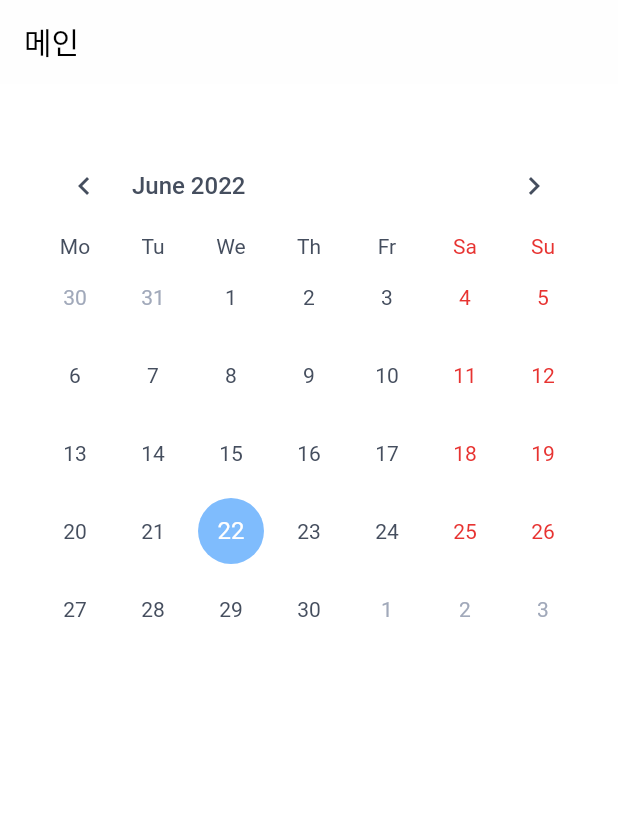
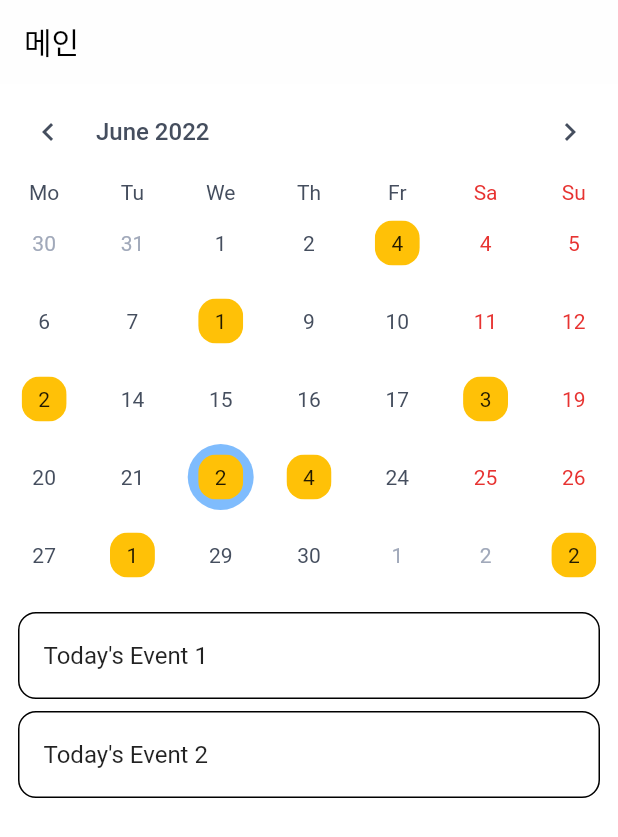
Before and after one commit to junddao/my_workout_diary_app, a Flutter app: the PageMainView screen opened directly, on a phone screen of 412 x 824 dp. Shown: the top 837 px of the screen. Run offline on Flutter 3.47's test engine with Material 2 defaults, Android fonts, the phone set to English and light mode, and no system bars; drawn by our look-alikes of table_calendar; our stand-ins replace cached_network_image, carousel_slider, circular_countdown_timer, device_info_plus, dio, dots_indicator and 10 more; missing offline and left inert: audio_session, enum_to_string, kakao_flutter_sdk; accounts and stored records are empty.

Commit message:
Upt. 더미데이터 추가하여 테스트

```diff
--- a/lib/global/components/ds_calendar.dart
+++ b/lib/global/components/ds_calendar.dart
@@ -1,3 +1,4 @@
+import 'dart:collection';
 import 'dart:io';
 
 import 'package:intl/intl.dart';
@@ -5,100 +6,25 @@
 import 'package:table_calendar/table_calendar.dart';
 import 'package:flutter/material.dart';
 
-class DSCalendar extends StatelessWidget {
-  DSCalendar({
-    Key? key,
-    required this.onDaySelected,
-    this.initialDays,
-    this.singleSelect = true,
-    this.calendarFormat = CalendarFormat.month,
-  }) : _widget = _DSCalendar(
-          onDaySelected: onDaySelected,
-          selectedDays: ValueNotifier<List<DateTime>>(initialDays ?? []),
-          singleSelect: singleSelect,
-          calendarFormat: calendarFormat,
-        );
-
-  late void Function(List<DateTime> selected) onDaySelected;
-  late void Function(List<DateTime> selected) onSelected;
-  List<DateTime>? initialDays;
-  final bool singleSelect;
-  CalendarFormat calendarFormat = CalendarFormat.month;
-  late Widget _widget;
-  @override
-  Widget build(BuildContext context) {
-    return _widget;
-  }
-}
-
-class _DSCalendar extends StatelessWidget {
-  _DSCalendar({
-    Key? key,
-    required this.onDaySelected,
-    required this.selectedDays,
-    this.singleSelect = true,
-    this.calendarFormat = CalendarFormat.month,
-  }) : super(key: key);
-
-  final bool singleSelect;
-  CalendarFormat calendarFormat;
-  final void Function(List<DateTime> selectedDay) onDaySelected;
-  DateTime _focusedDay = DateTime.now();
-  late ValueNotifier<List<DateTime>> selectedDays;
-  @override
-  Widget build(BuildContext context) {
-    return Container(
-      margin: const EdgeInsets.all(16.0),
-      padding: const EdgeInsets.symmetric(horizontal: 8.0, vertical: 20.0),
-      color: Colors.transparent,
-      child: ValueListenableBuilder<List<DateTime>?>(
-        valueListenable: selectedDays,
-        builder: (context, value, child) {
-          return _defaultTableCalendar(
-              value: value, calendarFormat: calendarFormat, focusedDay: _focusedDay, onDaySelected: _onDaySelected);
-        },
-      ),
-    );
-  }
-
-  void _onDaySelected(DateTime selectedDay, DateTime focusedDay) {
-    _focusedDay = selectedDay;
-    if (singleSelect) {
-      selectedDays.value.clear();
-      selectedDays.value.add(selectedDay);
-    } else {
-      if (selectedDays.value.contains(selectedDay)) {
-        selectedDays.value.remove(selectedDay);
-      } else {
-        selectedDays.value.add(selectedDay);
-      }
-    }
-
-    selectedDays.notifyListeners();
-    onDaySelected.call(selectedDays.value);
-  }
-}
-
-TableCalendar _defaultTableCalendar(
-    {required List<DateTime>? value,
-    required void Function(DateTime, DateTime)? onDaySelected,
-    required DateTime focusedDay,
-    required CalendarFormat calendarFormat}) {
-  return TableCalendar(
-    selectedDayPredicate: (day) {
-      return value!.contains(day);
-    },
+TableCalendar DSTableCalendar({
+  required DateTime? selectedDay,
+  required void Function(DateTime, DateTime)? onDaySelected,
+  required DateTime focusedDay,
+}) {
+  return TableCalendar<Event>(
+    selectedDayPredicate: (day) => isSameDay(selectedDay, day),
     onDaySelected: onDaySelected,
-    locale: Platform.localeName.substring(0, 2),
-    firstDay: DateTime(DateTime.now().year, DateTime.now().month - 3, DateTime.now().day),
-    lastDay: DateTime(DateTime.now().year + 1, DateTime.now().month + 3, DateTime.now().day),
+    locale: Platform.localeName.substring(0, 2) == 'un' ? 'ko' : Platform.localeName.substring(0, 2),
+    firstDay: kFirstDay,
+    lastDay: kLastDay,
     focusedDay: focusedDay,
-    calendarFormat: calendarFormat,
+    calendarFormat: CalendarFormat.month,
     startingDayOfWeek: StartingDayOfWeek.monday,
     availableGestures: AvailableGestures.none, //disable swipe between days
     availableCalendarFormats: {
-      calendarFormat: calendarFormat.name,
+      CalendarFormat.month: CalendarFormat.month.name,
     },
+    eventLoader: _getEventsForDay,
     headerStyle: const HeaderStyle(
       titleTextStyle: TextStyle(color: DSColors.gray6, fontSize: 16, fontWeight: FontWeight.w500),
       formatButtonTextStyle: TextStyle(color: DSColors.gray6),
@@ -231,3 +157,41 @@
         )
       : null;
 }
+
+// test data
+final kEvents = LinkedHashMap<DateTime, List<Event>>(
+  equals: isSameDay,
+  hashCode: getHashCode,
+)..addAll(_kEventSource);
+
+final _kEventSource = Map.fromIterable(List.generate(50, (index) => index),
+    key: (item) => DateTime.utc(kFirstDay.year, kFirstDay.month, item * 5),
+    value: (item) => List.generate(item % 4 + 1, (index) => Event('Event $item | ${index + 1}')))
+  ..addAll({
+    kToday: [
+      Event('Today\'s Event 1'),
+      Event('Today\'s Event 2'),
+    ],
+  });
+
+int getHashCode(DateTime key) {
+  return key.day * 1000000 + key.month * 10000 + key.year;
+}
+
+final kToday = DateTime.now();
+final kFirstDay = DateTime(kToday.year, kToday.month - 3, kToday.day);
+final kLastDay = DateTime(kToday.year, kToday.month + 3, kToday.day);
+
+class Event {
+  final String title;
+
+  const Event(this.title);
+
+  @override
+  String toString() => title;
+}
+
+List<Event> _getEventsForDay(DateTime day) {
+  // Implementation example
+  return kEvents[day] ?? [];
+}
--- a/lib/pages/02_record/page_record.dart
+++ b/lib/pages/02_record/page_record.dart
@@ -1,5 +1,6 @@
 import 'package:flutter/material.dart';
 import 'package:my_workout_diary_app/global/components/ds_calendar.dart';
+import 'package:table_calendar/table_calendar.dart';
 
 class PageRecord extends StatefulWidget {
   const PageRecord({Key? key}) : super(key: key);
@@ -23,6 +24,8 @@
 }
 
 class _PageMainViewState extends State<PageMainView> {
+  ValueNotifier<DateTime?> selectedDays = ValueNotifier(null);
+  ValueNotifier<List<Event>> selectedEvents = ValueNotifier(kEvents[kToday] ?? []);
   @override
   Widget build(BuildContext context) {
     return Scaffold(
@@ -43,14 +46,53 @@
     return SingleChildScrollView(
       child: Column(
         children: [
-          DSCalendar(
-            singleSelect: true,
-            onDaySelected: (dateTime) {
-              debugPrint(dateTime.toString());
+          ValueListenableBuilder<DateTime?>(
+            valueListenable: selectedDays,
+            builder: (context, value, child) {
+              return DSTableCalendar(selectedDay: value, focusedDay: kToday, onDaySelected: _onDaySelected);
             },
+          ),
+          const SizedBox(height: 8.0),
+          SizedBox(
+            height: 200,
+            child: ValueListenableBuilder<List<Event>>(
+              valueListenable: selectedEvents,
+              builder: (context, value, _) {
+                return ListView.builder(
+                  itemCount: value.length,
+                  itemBuilder: (context, index) {
+                    return Container(
+                      margin: const EdgeInsets.symmetric(
+                        horizontal: 12.0,
+                        vertical: 4.0,
+                      ),
+                      decoration: BoxDecoration(
+                        border: Border.all(),
+                        borderRadius: BorderRadius.circular(12.0),
+                      ),
+                      child: ListTile(
+                        onTap: () => print('${value[index]}'),
+                        title: Text('${value[index]}'),
+                      ),
+                    );
+                  },
+                );
+              },
+            ),
           ),
         ],
       ),
     );
   }
+
+  void _onDaySelected(DateTime selectedDay, DateTime focusTime) {
+    print("$selectedDay, $focusTime");
+    selectedDays.value = selectedDay;
+    selectedEvents.value = _getEventsForDay(selectedDay);
+  }
 }
+
+List<Event> _getEventsForDay(DateTime day) {
+  // Implementation example
+  return kEvents[day] ?? [];
+}
```
